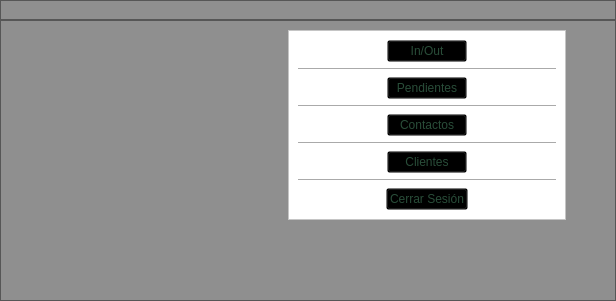
Qt form ham_options.ui (altitude-solutions/Camino_Real_Desktop) before a commit.
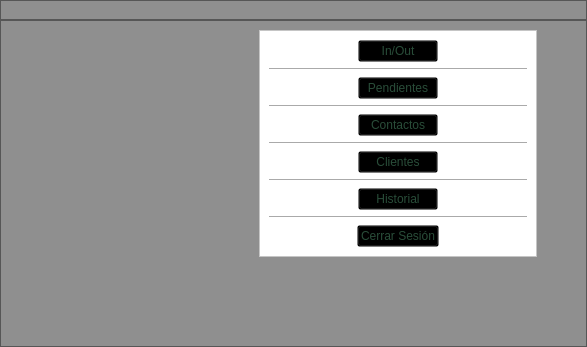
The same form after that commit.

Diff of the .ui file:
```diff
--- a/ham_options.ui
+++ b/ham_options.ui
@@ -6,8 +6,8 @@
    <rect>
     <x>0</x>
     <y>0</y>
-    <width>616</width>
-    <height>301</height>
+    <width>587</width>
+    <height>347</height>
    </rect>
   </property>
   <property name="windowTitle">
@@ -371,6 +371,75 @@
              </property>
             </widget>
            </item>
+           <item>
+            <layout class="QHBoxLayout" name="horizontalLayout_8">
+             <item>
+              <spacer name="horizontalSpacer_13">
+               <property name="orientation">
+                <enum>Qt::Horizontal</enum>
+               </property>
+               <property name="sizeHint" stdset="0">
+                <size>
+                 <width>88</width>
+                 <height>17</height>
+                </size>
+               </property>
+              </spacer>
+             </item>
+             <item>
+              <widget class="QPushButton" name="records">
+               <property name="styleSheet">
+                <string notr="true">QPushButton#records {
+    font: 10pt &quot;MS Shell Dlg 2&quot;;
+	color:#294D39;		
+	background-color:transparent;
+	min-width:6em;	
+	max-width:6em;
+	min-height:1.5em;
+	max-height:1.5em; 
+}
+
+QPushButton:hover#records {
+    font: 10pt &quot;MS Shell Dlg 2&quot;;
+	color:#294D39;		
+	background-color:rgba(50,50,50,50%);
+	min-width:6em;	
+	max-width:6em;
+	min-height:1.5em;
+	max-height:1.5em; 
+}
+</string>
+               </property>
+               <property name="text">
+                <string>Historial</string>
+               </property>
+              </widget>
+             </item>
+             <item>
+              <spacer name="horizontalSpacer_14">
+               <property name="orientation">
+                <enum>Qt::Horizontal</enum>
+               </property>
+               <property name="sizeType">
+                <enum>QSizePolicy::Expanding</enum>
+               </property>
+               <property name="sizeHint" stdset="0">
+                <size>
+                 <width>88</width>
+                 <height>17</height>
+                </size>
+               </property>
+              </spacer>
+             </item>
+            </layout>
+           </item>
+           <item>
+            <widget class="Line" name="line_5">
+             <property name="orientation">
+              <enum>Qt::Horizontal</enum>
+             </property>
+            </widget>
+           </item>
            <item>
             <layout class="QHBoxLayout" name="horizontalLayout_3">
              <item>
```
